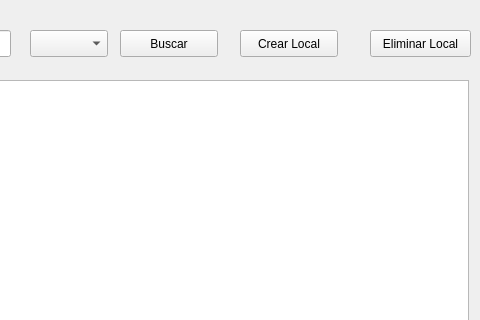
jose8club/Local, file nuevo_tabla.ui: the form before one commit; both pictures show x 420 to 900 and y 0 to 320 of the 900 by 600 pixel window.
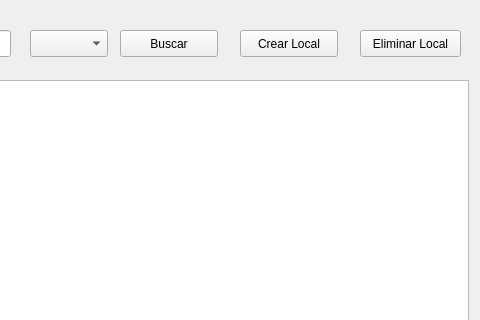
The form after the commit.

Commit message: Ventana Principal modificada,falta detalle

Diff of the .ui file:
```diff
--- a/nuevo_tabla.ui
+++ b/nuevo_tabla.ui
@@ -50,7 +50,7 @@
    <widget class="QPushButton" name="b3">
     <property name="geometry">
      <rect>
-      <x>790</x>
+      <x>780</x>
       <y>30</y>
       <width>101</width>
       <height>27</height>
```
Left out of the diff: 8 changed lines with no effect on the pictures. The commit also changes 7 other files.
